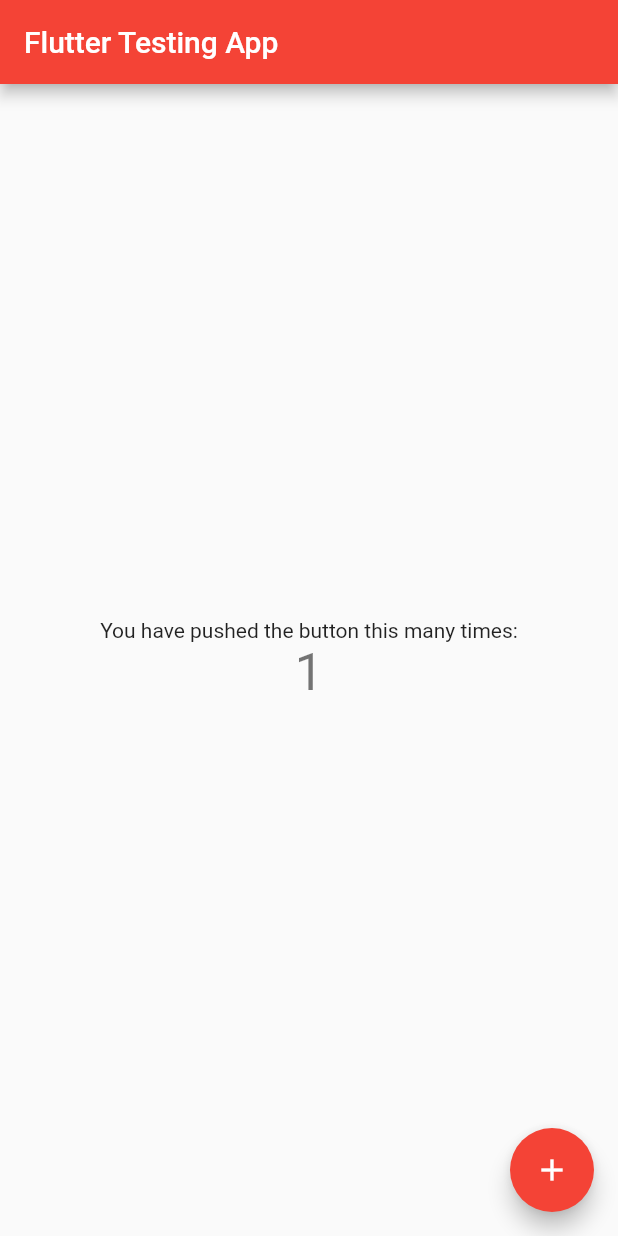
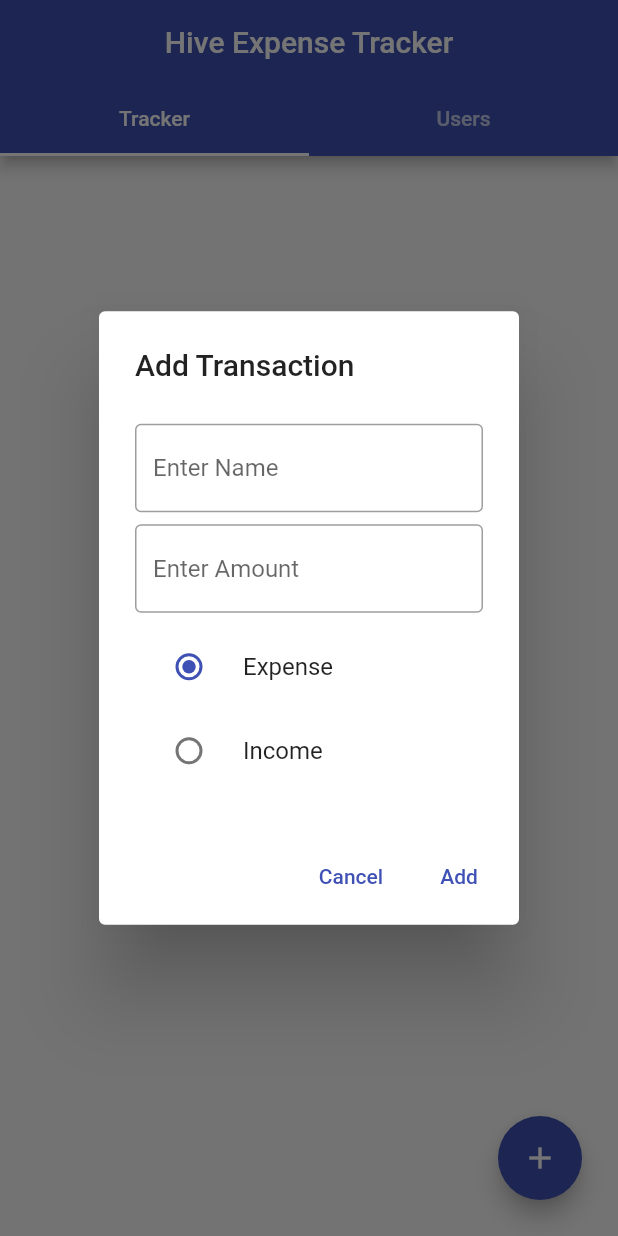
Before and after one commit to shibin-dev/hive_database, a Flutter app: the screen it shows after launch, after a tap on the "add" icon, on a phone screen of 412 x 824 dp. Run offline on Flutter 3.47's test engine with Material 2 defaults, Android fonts, the phone set to English and light mode, and no system bars; our stand-ins replace hive, hive_flutter; accounts and stored records are empty.

Commit message:
add the hive database

```diff
--- /dev/null
+++ b/lib/boxes.dart
@@ -0,0 +1,9 @@
+import 'package:hive/hive.dart';
+
+import 'model/transaction.dart';
+
+class Boxes {
+  static Box<Transaction> getTransactions() =>
+      Hive.box<Transaction>('transactions');
+  static Box<User> getUsers() => Hive.box<User>('users');
+}
--- a/lib/main.dart
+++ b/lib/main.dart
@@ -1,65 +1,33 @@
 import 'package:flutter/material.dart';
+import 'package:hive_flutter/hive_flutter.dart';
 
-void main() {
-  runApp(const MyApp());
+import 'model/transaction.dart';
+import 'page/transaction_page.dart';
+
+Future main() async {
+  WidgetsFlutterBinding.ensureInitialized();
+  await Hive.initFlutter();
+  if (!Hive.isAdapterRegistered(TransactionAdapter().typeId)) {
+    Hive.registerAdapter(TransactionAdapter());
+  }
+  if (!Hive.isAdapterRegistered(UserAdapter().typeId)) {
+    Hive.registerAdapter(UserAdapter());
+  }
+  await Hive.openBox<Transaction>(
+      'transactions'); //transactions is our database name
+  await Hive.openBox<User>('users');
+
+  runApp(MyApp());
 }
 
 class MyApp extends StatelessWidget {
-  const MyApp({Key? key}) : super(key: key);
-  @override
-  Widget build(BuildContext context) {
-    return MaterialApp(
-      title: 'Flutter Demo',
-      theme: ThemeData(
-        primarySwatch: Colors.red,
-      ),
-      home: const MyHomePage(title: 'Flutter Testing App'),
-    );
-  }
-}
-
-class MyHomePage extends StatefulWidget {
-  const MyHomePage({Key? key, required this.title}) : super(key: key);
-  final String title;
+  static final String title = 'Hive Expense App';
 
   @override
-  State<MyHomePage> createState() => _MyHomePageState();
+  Widget build(BuildContext context) => MaterialApp(
+        debugShowCheckedModeBanner: false,
+        title: title,
+        theme: ThemeData(primarySwatch: Colors.indigo),
+        home: TransactionPage(),
+      );
 }
-
-class _MyHomePageState extends State<MyHomePage> {
-  int _counter = 0;
-
-  void _incrementCounter() {
-    setState(() {
-      _counter++;
-    });
-  }
-
-  @override
-  Widget build(BuildContext context) {
-    return Scaffold(
-      appBar: AppBar(
-        title: Text(widget.title),
-      ),
-      body: Center(
-        child: Column(
-          mainAxisAlignment: MainAxisAlignment.center,
-          children: <Widget>[
-            const Text(
-              'You have pushed the button this many times:',
-            ),
-            Text(
-              '$_counter',
-              style: Theme.of(context).textTheme.headline4,
-            ),
-          ],
-        ),
-      ),
-      floatingActionButton: FloatingActionButton(
-        onPressed: _incrementCounter,
-        tooltip: 'Increment',
-        child: const Icon(Icons.add),
-      ),
-    );
-  }
-}
--- /dev/null
+++ b/lib/model/transaction.dart
@@ -0,0 +1,27 @@
+import 'package:hive/hive.dart';
+
+part 'transaction.g.dart';
+
+@HiveType(typeId: 0)
+class Transaction extends HiveObject {
+  @HiveField(0)
+  late String name;
+
+  @HiveField(1)
+  late DateTime createdDate;
+
+  @HiveField(2)
+  late bool isExpense = true;
+
+  @HiveField(3)
+  late double amount;
+}
+
+@HiveType(typeId: 1)
+class User extends HiveObject {
+  @HiveField(0)
+  late String name;
+
+  @HiveField(1)
+  late int age;
+}
--- /dev/null
+++ b/lib/page/transaction_page.dart
@@ -0,0 +1,300 @@
+import 'package:flutter/material.dart';
+import 'package:flutter_new_project/widget/user_dialog.dart';
+import 'package:hive_flutter/hive_flutter.dart';
+import 'package:intl/intl.dart';
+
+import '../boxes.dart';
+import '../model/transaction.dart';
+import '../widget/transaction_dialog.dart';
+
+class TransactionPage extends StatefulWidget {
+  @override
+  _TransactionPageState createState() => _TransactionPageState();
+}
+
+class _TransactionPageState extends State<TransactionPage>
+    with SingleTickerProviderStateMixin {
+  late TabController controller;
+  @override
+  void initState() {
+    controller = TabController(length: 2, vsync: this);
+    controller.addListener(() {
+      setState(() {});
+    });
+    super.initState();
+  }
+
+  @override
+  void dispose() {
+    Hive.box('transactions').close();
+    Hive.box('users').close();
+    controller.dispose();
+    super.dispose();
+  }
+
+  @override
+  Widget build(BuildContext context) => Scaffold(
+      appBar: AppBar(
+        title: Text(controller.index == 0 ? 'Hive Expense Tracker' : 'Users'),
+        centerTitle: true,
+        bottom: TabBar(controller: controller, tabs: const [
+          Tab(
+            text: 'Tracker',
+          ),
+          Tab(
+            text: 'Users',
+          ),
+        ]),
+      ),
+      body: TabBarView(
+        controller: controller,
+        children: [
+          firstTab(),
+          secondTab(),
+        ],
+      ),
+      floatingActionButton: Padding(
+        padding: const EdgeInsets.all(8.0),
+        child: Row(
+          mainAxisAlignment: MainAxisAlignment.end,
+          children: [
+            controller.index == 0
+                ? const SizedBox()
+                : FloatingActionButton(
+                    onPressed: () {}, child: const Icon(Icons.delete_forever)),
+            const SizedBox(
+              width: 5,
+            ),
+            FloatingActionButton(
+              child: const Icon(Icons.add),
+              onPressed: () => showDialog(
+                context: context,
+                builder: (context) => controller.index == 0
+                    ? TransactionDialog(
+                        onClickedDone: addTransaction,
+                      )
+                    : UserDialog(onClickedDone: addUser),
+              ),
+            ),
+          ],
+        ),
+      ));
+
+  Widget firstTab() {
+    return ValueListenableBuilder<Box<Transaction>>(
+      valueListenable: Boxes.getTransactions().listenable(),
+      builder: (context, box, _) {
+        final transactions = box.values.toList().cast<Transaction>();
+        return buildContent(transactions);
+      },
+    );
+  }
+
+  Widget secondTab() {
+    return ValueListenableBuilder<Box<User>>(
+        valueListenable: Boxes.getUsers().listenable(),
+        builder: (context, box, _) {
+          final users = box.values.toList().cast<User>();
+          return buildContent2(users);
+        });
+  }
+
+  Widget buildContent(List<Transaction> transactions) {
+    if (transactions.isEmpty) {
+      return const Center(
+        child: Text(
+          'No expenses yet!',
+          style: TextStyle(fontSize: 24),
+        ),
+      );
+    } else {
+      final netExpense = transactions.fold<double>(
+        0,
+        (previousValue, transaction) => transaction.isExpense
+            ? previousValue - transaction.amount
+            : previousValue + transaction.amount,
+      );
+      final newExpenseString = '\$${netExpense.toStringAsFixed(2)}';
+      final color = netExpense > 0 ? Colors.green : Colors.red;
+
+      return Column(
+        children: [
+          SizedBox(height: 24),
+          Text(
+            'Net Expense: $newExpenseString',
+            style: TextStyle(
+              fontWeight: FontWeight.bold,
+              fontSize: 20,
+              color: color,
+            ),
+          ),
+          SizedBox(height: 24),
+          Expanded(
+            child: ListView.builder(
+              padding: EdgeInsets.all(8),
+              itemCount: transactions.length,
+              itemBuilder: (BuildContext context, int index) {
+                final transaction = transactions[index];
+
+                return buildTransaction(context, transaction);
+              },
+            ),
+          ),
+        ],
+      );
+    }
+  }
+
+  Widget buildContent2(List<User> users) {
+    if (users.isEmpty) {
+      return const Center(
+        child: Text(
+          'No users yet!',
+          style: TextStyle(fontSize: 24),
+        ),
+      );
+    } else {
+      return ListView.builder(
+        padding: EdgeInsets.all(8),
+        itemCount: users.length,
+        itemBuilder: (BuildContext context, int index) {
+          final user = users[index];
+          return buildUser(context, user);
+        },
+      );
+    }
+  }
+
+  Widget buildTransaction(
+    BuildContext context,
+    Transaction transaction,
+  ) {
+    final color = transaction.isExpense ? Colors.red : Colors.green;
+    final date = DateFormat.yMMMd().format(transaction.createdDate);
+    final amount = '\$' + transaction.amount.toStringAsFixed(2);
+
+    return Card(
+      color: Colors.white,
+      child: ExpansionTile(
+        tilePadding: EdgeInsets.symmetric(horizontal: 24, vertical: 8),
+        title: Text(
+          transaction.name,
+          maxLines: 2,
+          style: TextStyle(fontWeight: FontWeight.bold, fontSize: 18),
+        ),
+        subtitle: Text(date),
+        trailing: Text(
+          amount,
+          style: TextStyle(
+              color: color, fontWeight: FontWeight.bold, fontSize: 16),
+        ),
+        children: [
+          buildButtons(context, transaction),
+        ],
+      ),
+    );
+  }
+
+  Widget buildUser(
+    BuildContext context,
+    User user,
+  ) {
+    final color = Colors.green;
+    final name = user.name;
+    final age = user.age;
+
+    return Card(
+      color: Colors.white,
+      child: ListTile(
+        contentPadding: EdgeInsets.symmetric(horizontal: 24, vertical: 8),
+        title: Text(
+          name,
+          maxLines: 2,
+          style: TextStyle(fontWeight: FontWeight.bold, fontSize: 18),
+        ),
+        subtitle: Text("$age"),
+      ),
+    );
+  }
+
+  Widget buildButtons(BuildContext context, Transaction transaction) => Row(
+        children: [
+          Expanded(
+            child: TextButton.icon(
+              label: Text('Edit'),
+              icon: Icon(Icons.edit),
+              onPressed: () =>
+                  // Navigator.of(context).push(
+                  //   MaterialPageRoute(
+                  //     builder: (context) =>
+                  showDialog(
+                context: context,
+                builder: (context) => TransactionDialog(
+                  transaction: transaction,
+                  onClickedDone: (name, amount, isExpense) =>
+                      editTransaction(transaction, name, amount, isExpense),
+                ),
+              ),
+              //  ),
+              // ),
+            ),
+          ),
+          Expanded(
+            child: TextButton.icon(
+              label: Text('Delete'),
+              icon: Icon(Icons.delete),
+              onPressed: () => deleteTransaction(transaction),
+            ),
+          )
+        ],
+      );
+
+  Future addTransaction(String name, double amount, bool isExpense) async {
+    final transaction = Transaction()
+      ..name = name
+      ..createdDate = DateTime.now()
+      ..amount = amount
+      ..isExpense = isExpense;
+
+    final box = Boxes.getTransactions();
+    box.add(transaction);
+    //box.put('mykey', transaction);
+
+    // final mybox = Boxes.getTransactions();
+    // final myTransaction = mybox.get('key');
+    // mybox.values;
+    // mybox.keys;
+  }
+
+  Future addUser(String name, int age) async {
+    final user = User()
+      ..name = name
+      ..age = age;
+    final box = Boxes.getUsers();
+    box.add(user);
+  }
+
+  void editTransaction(
+    Transaction transaction,
+    String name,
+    double amount,
+    bool isExpense,
+  ) {
+    transaction.name = name;
+    transaction.amount = amount;
+    transaction.isExpense = isExpense;
+
+    // final box = Boxes.getTransactions();
+    // box.put(transaction.key, transaction);
+
+    transaction.save();
+  }
+
+  void deleteTransaction(Transaction transaction) {
+    // final box = Boxes.getTransactions();
+    // box.delete(transaction.key);
+
+    transaction.delete();
+    //setState(() => transactions.remove(transaction));
+  }
+}
--- /dev/null
+++ b/lib/widget/transaction_dialog.dart
@@ -0,0 +1,140 @@
+import 'package:flutter/material.dart';
+
+import '../model/transaction.dart';
+
+class TransactionDialog extends StatefulWidget {
+  final Transaction? transaction;
+  final Function(String name, double amount, bool isExpense) onClickedDone;
+
+  const TransactionDialog({
+    Key? key,
+    this.transaction,
+    required this.onClickedDone,
+  }) : super(key: key);
+
+  @override
+  _TransactionDialogState createState() => _TransactionDialogState();
+}
+
+class _TransactionDialogState extends State<TransactionDialog> {
+  final formKey = GlobalKey<FormState>();
+  final nameController = TextEditingController();
+  final amountController = TextEditingController();
+
+  bool isExpense = true;
+
+  @override
+  void initState() {
+    super.initState();
+
+    if (widget.transaction != null) {
+      final transaction = widget.transaction!;
+
+      nameController.text = transaction.name;
+      amountController.text = transaction.amount.toString();
+      isExpense = transaction.isExpense;
+    }
+  }
+
+  @override
+  void dispose() {
+    nameController.dispose();
+    amountController.dispose();
+
+    super.dispose();
+  }
+
+  @override
+  Widget build(BuildContext context) {
+    final isEditing = widget.transaction != null;
+    final title = isEditing ? 'Edit Transaction' : 'Add Transaction';
+
+    return AlertDialog(
+      title: Text(title),
+      content: Form(
+        key: formKey,
+        child: SingleChildScrollView(
+          child: Column(
+            mainAxisSize: MainAxisSize.min,
+            children: <Widget>[
+              SizedBox(height: 8),
+              buildName(),
+              SizedBox(height: 8),
+              buildAmount(),
+              SizedBox(height: 8),
+              buildRadioButtons(),
+            ],
+          ),
+        ),
+      ),
+      actions: <Widget>[
+        buildCancelButton(context),
+        buildAddButton(context, isEditing: isEditing),
+      ],
+    );
+  }
+
+  Widget buildName() => TextFormField(
+        controller: nameController,
+        decoration: InputDecoration(
+          border: OutlineInputBorder(),
+          hintText: 'Enter Name',
+        ),
+        validator: (name) =>
+            name != null && name.isEmpty ? 'Enter a name' : null,
+      );
+
+  Widget buildAmount() => TextFormField(
+        decoration: InputDecoration(
+          border: OutlineInputBorder(),
+          hintText: 'Enter Amount',
+        ),
+        keyboardType: TextInputType.number,
+        validator: (amount) => amount != null && double.tryParse(amount) == null
+            ? 'Enter a valid number'
+            : null,
+        controller: amountController,
+      );
+
+  Widget buildRadioButtons() => Column(
+        children: [
+          RadioListTile<bool>(
+            title: Text('Expense'),
+            value: true,
+            groupValue: isExpense,
+            onChanged: (value) => setState(() => isExpense = value!),
+          ),
+          RadioListTile<bool>(
+            title: Text('Income'),
+            value: false,
+            groupValue: isExpense,
+            onChanged: (value) => setState(() => isExpense = value!),
+          ),
+        ],
+      );
+
+  Widget buildCancelButton(BuildContext context) => TextButton(
+        child: Text('Cancel'),
+        onPressed: () => Navigator.of(context).pop(),
+      );
+
+  Widget buildAddButton(BuildContext context, {required bool isEditing}) {
+    final text = isEditing ? 'Save' : 'Add';
+
+    return TextButton(
+      child: Text(text),
+      onPressed: () async {
+        final isValid = formKey.currentState!.validate();
+
+        if (isValid) {
+          final name = nameController.text;
+          final amount = double.tryParse(amountController.text) ?? 0;
+
+          widget.onClickedDone(name, amount, isExpense);
+
+          Navigator.of(context).pop();
+        }
+      },
+    );
+  }
+}
```
Also changed, not shown: lib/widget/user_dialog.dart (added, +155 -0 lines), pubspec.yaml (+7 -17 lines), lib/model/transaction.g.dart (added), pubspec.lock, 7 other files.
